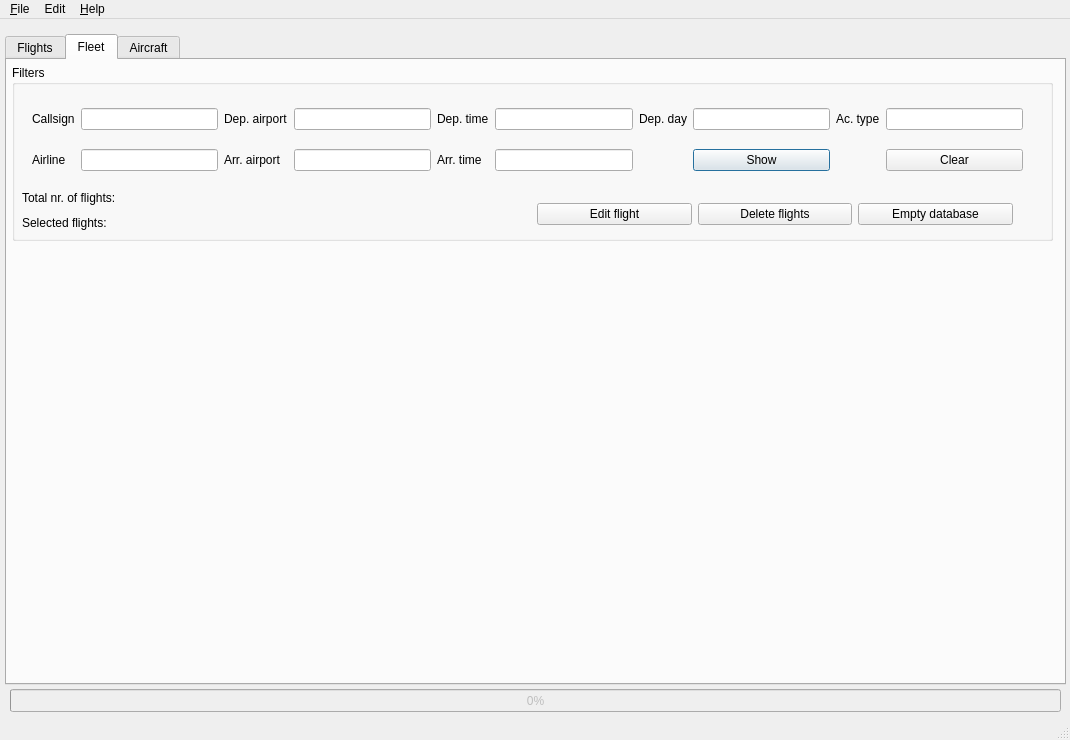
First picture: the form in ScheduleUi/MainWindow.ui, repository kantooon/ScheduleViewer, before the edit.
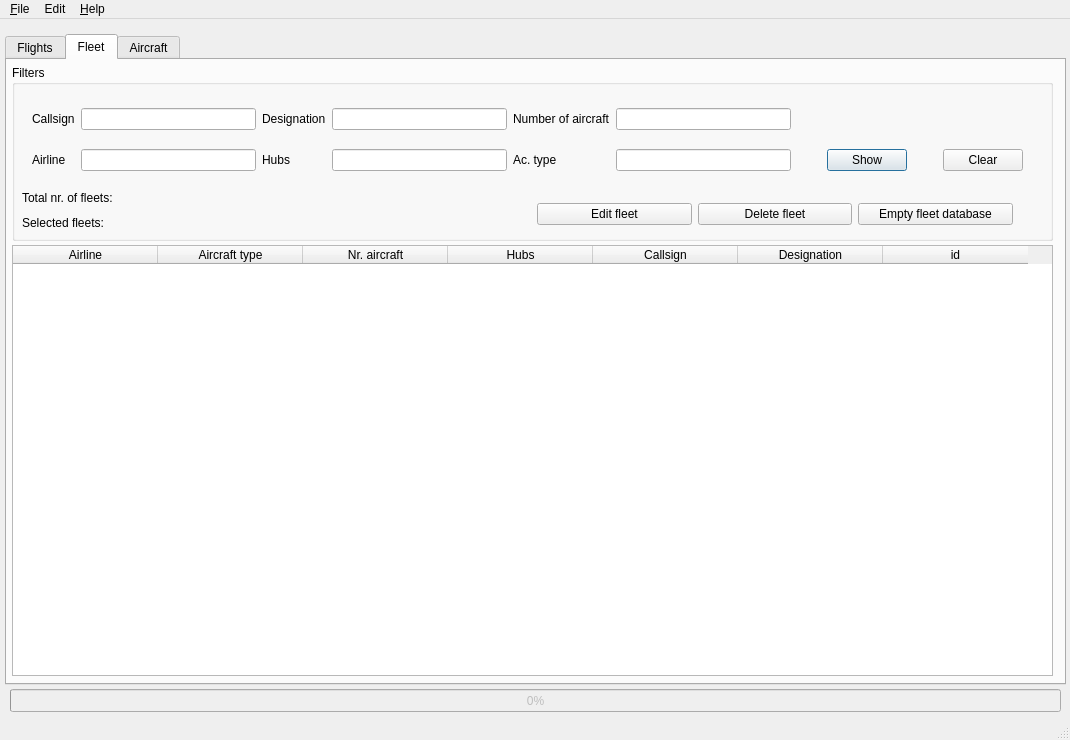
Second picture: the form after the edit. Icons and pictures are not drawn.

Commit message: aircraft fleets part deux

The edit to the form file:
```diff
--- a/ScheduleUi/MainWindow.ui
+++ b/ScheduleUi/MainWindow.ui
@@ -397,23 +397,6 @@
           </property>
          </widget>
         </item>
-        <item row="0" column="6">
-         <widget class="QLabel" name="label_14">
-          <property name="text">
-           <string>Dep. day</string>
-          </property>
-         </widget>
-        </item>
-        <item row="0" column="8">
-         <widget class="QLabel" name="label_15">
-          <property name="text">
-           <string>Ac. type</string>
-          </property>
-         </widget>
-        </item>
-        <item row="0" column="9">
-         <widget class="QLineEdit" name="acTypeEdit_fleet"/>
-        </item>
         <item row="1" column="0">
          <widget class="QLabel" name="label_18">
           <property name="text">
@@ -452,48 +435,77 @@
           </property>
          </widget>
         </item>
-        <item row="1" column="5">
-         <widget class="QLineEdit" name="arrTimeEdit_fleet"/>
-        </item>
-        <item row="1" column="4">
-         <widget class="QLabel" name="label_16">
-          <property name="text">
-           <string>Arr. time</string>
-          </property>
-         </widget>
-        </item>
-        <item row="1" column="2">
-         <widget class="QLabel" name="label_17">
-          <property name="text">
-           <string>Arr. airport</string>
-          </property>
-         </widget>
-        </item>
         <item row="0" column="4">
          <widget class="QLabel" name="label_13">
           <property name="text">
-           <string>Dep. time</string>
+           <string>Number of aircraft</string>
           </property>
          </widget>
         </item>
         <item row="0" column="2">
          <widget class="QLabel" name="label_12">
           <property name="text">
-           <string>Dep. airport</string>
+           <string>Designation</string>
           </property>
          </widget>
         </item>
-        <item row="1" column="3">
-         <widget class="QLineEdit" name="arrAirportEdit_fleet"/>
-        </item>
         <item row="0" column="3">
          <widget class="QLineEdit" name="depAirportEdit_fleet"/>
         </item>
         <item row="0" column="5">
          <widget class="QLineEdit" name="depTimeEdit_fleet"/>
         </item>
-        <item row="0" column="7">
-         <widget class="QLineEdit" name="depDayEdit_fleet"/>
+        <item row="1" column="2">
+         <widget class="QLabel" name="label_14">
+          <property name="text">
+           <string>Hubs</string>
+          </property>
+         </widget>
+        </item>
+        <item row="1" column="3">
+         <widget class="QLineEdit" name="hubsEdit_fleet"/>
+        </item>
+        <item row="1" column="4">
+         <widget class="QLabel" name="label_15">
+          <property name="text">
+           <string>Ac. type</string>
+          </property>
+         </widget>
+        </item>
+        <item row="1" column="5">
+         <widget class="QLineEdit" name="acTypeEdit_fleet"/>
+        </item>
+        <item row="1" column="6">
+         <spacer name="horizontalSpacer">
+          <property name="orientation">
+           <enum>Qt::Horizontal</enum>
+          </property>
+          <property name="sizeType">
+           <enum>QSizePolicy::Fixed</enum>
+          </property>
+          <property name="sizeHint" stdset="0">
+           <size>
+            <width>30</width>
+            <height>20</height>
+           </size>
+          </property>
+         </spacer>
+        </item>
+        <item row="1" column="8">
+         <spacer name="horizontalSpacer_2">
+          <property name="orientation">
+           <enum>Qt::Horizontal</enum>
+          </property>
+          <property name="sizeType">
+           <enum>QSizePolicy::Fixed</enum>
+          </property>
+          <property name="sizeHint" stdset="0">
+           <size>
+            <width>30</width>
+            <height>20</height>
+           </size>
+          </property>
+         </spacer>
         </item>
        </layout>
       </widget>
@@ -510,7 +522,7 @@
         <item>
          <widget class="QPushButton" name="editFleetButton">
           <property name="text">
-           <string>Edit flight</string>
+           <string>Edit fleet</string>
           </property>
           <property name="icon">
            <iconset resource="../resources.qrc">
@@ -521,7 +533,7 @@
         <item>
          <widget class="QPushButton" name="deleteFleetButton">
           <property name="text">
-           <string>Delete flights</string>
+           <string>Delete fleet</string>
           </property>
           <property name="icon">
            <iconset resource="../resources.qrc">
@@ -532,7 +544,7 @@
         <item>
          <widget class="QPushButton" name="truncateFleetButton">
           <property name="text">
-           <string>Empty database</string>
+           <string>Empty fleet database</string>
           </property>
           <property name="icon">
            <iconset resource="../resources.qrc">
@@ -552,7 +564,7 @@
         </rect>
        </property>
        <property name="text">
-        <string>Total nr. of flights:</string>
+        <string>Total nr. of fleets:</string>
        </property>
       </widget>
       <widget class="QLabel" name="label_20">
@@ -565,7 +577,7 @@
         </rect>
        </property>
        <property name="text">
-        <string>Selected flights:</string>
+        <string>Selected fleets:</string>
        </property>
       </widget>
       <widget class="QLabel" name="labelTotalFleet">
@@ -595,6 +607,84 @@
        </property>
       </widget>
      </widget>
+     <widget class="QTableWidget" name="fleetTableWidget">
+      <property name="geometry">
+       <rect>
+        <x>5</x>
+        <y>185</y>
+        <width>1041</width>
+        <height>431</height>
+       </rect>
+      </property>
+      <property name="minimumSize">
+       <size>
+        <width>840</width>
+        <height>291</height>
+       </size>
+      </property>
+      <property name="maximumSize">
+       <size>
+        <width>1200</width>
+        <height>436</height>
+       </size>
+      </property>
+      <property name="alternatingRowColors">
+       <bool>true</bool>
+      </property>
+      <property name="selectionBehavior">
+       <enum>QAbstractItemView::SelectRows</enum>
+      </property>
+      <property name="sortingEnabled">
+       <bool>true</bool>
+      </property>
+      <attribute name="horizontalHeaderDefaultSectionSize">
+       <number>145</number>
+      </attribute>
+      <attribute name="verticalHeaderVisible">
+       <bool>false</bool>
+      </attribute>
+      <attribute name="verticalHeaderVisible">
+       <bool>false</bool>
+      </attribute>
+      <attribute name="horizontalHeaderDefaultSectionSize">
+       <number>145</number>
+      </attribute>
+      <column>
+       <property name="text">
+        <string>Airline</string>
+       </property>
+      </column>
+      <column>
+       <property name="text">
+        <string>Aircraft type</string>
+       </property>
+      </column>
+      <column>
+       <property name="text">
+        <string>Nr. aircraft</string>
+       </property>
+      </column>
+      <column>
+       <property name="text">
+        <string>Hubs</string>
+       </property>
+      </column>
+      <column>
+       <property name="text">
+        <string>Callsign</string>
+       </property>
+      </column>
+      <column>
+       <property name="text">
+        <string>Designation</string>
+       </property>
+      </column>
+      <column>
+       <property name="text">
+        <string>id</string>
+       </property>
+      </column>
+     </widget>
     </widget>
     <widget class="QWidget" name="aircraftTab">
      <attribute name="title">
```
Left out of the diff: 102 changed lines with no effect on the pictures. The commit also changes 4 other files.
